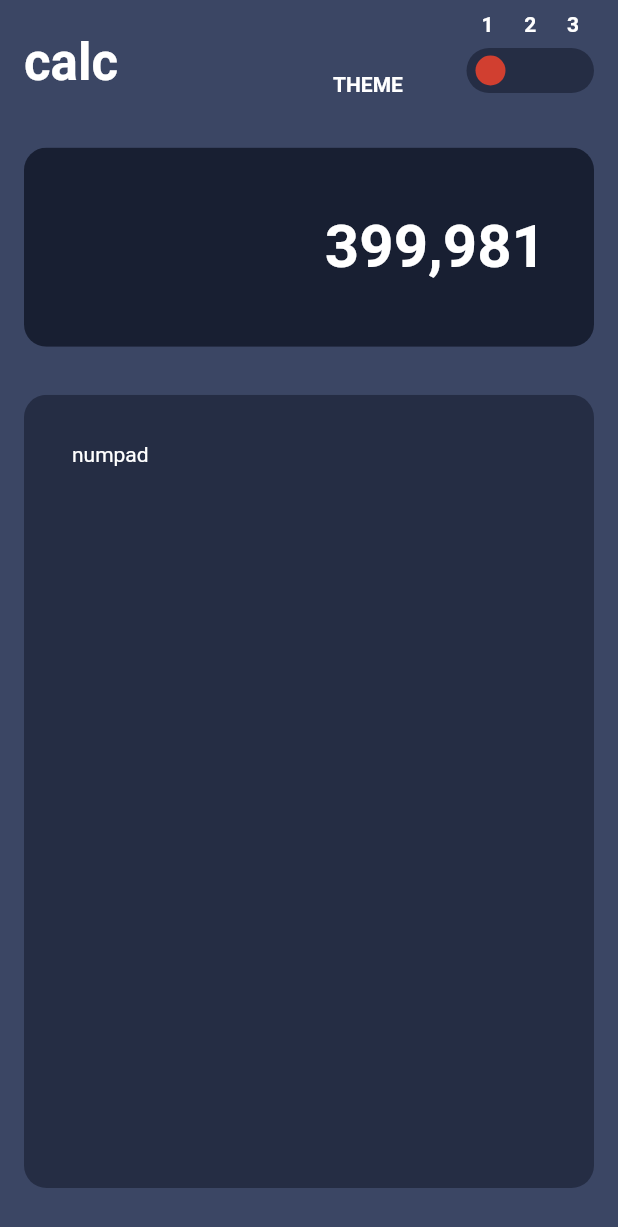
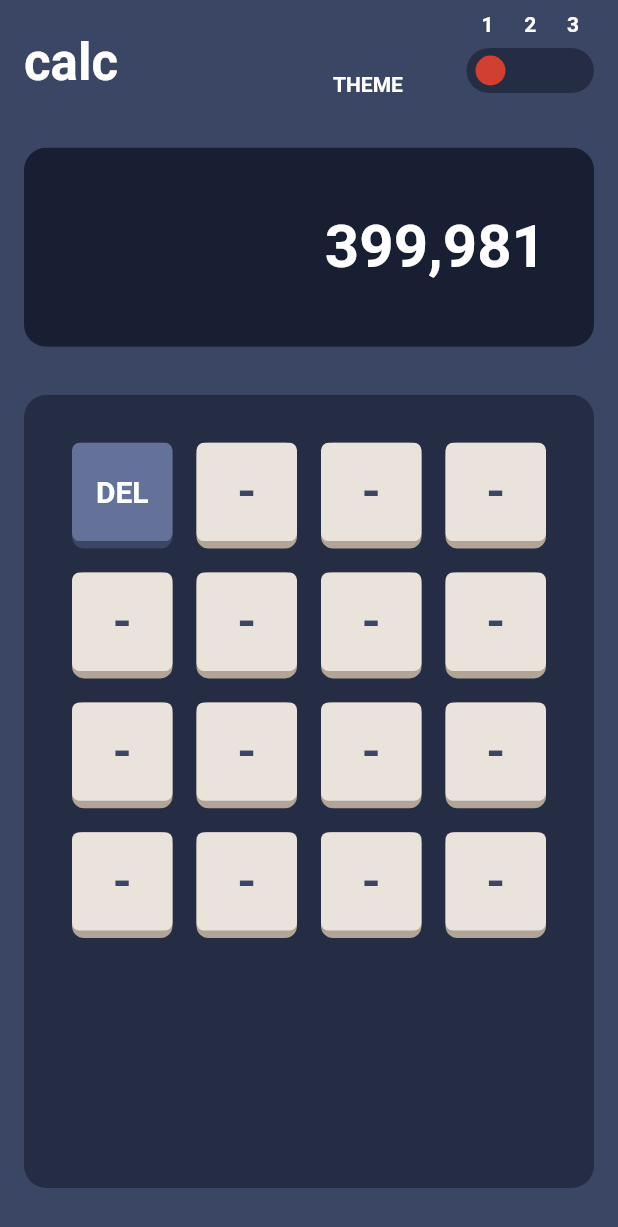
Before and after one commit to jManuel025/calculator_with_provider, a Flutter app: the screen it shows after launch, on a phone screen of 412 x 824 dp. Shown: the top 1227 px of the screen. Run offline on Flutter 3.47's test engine with Material 2 defaults, Android fonts, the phone set to English and light mode, and no system bars; our stand-ins replace google_fonts; Roboto replaces fonts that are missing (Spartan).

Commit message:
feat: numpad keys design

```diff
--- a/lib/src/ui/widgets/number_widget.dart
+++ /dev/null
@@ -1,10 +0,0 @@
-import 'package:flutter/material.dart';
-
-class Number extends StatelessWidget {
-  @override
-  Widget build(BuildContext context) {
-    return Container(
-      child: Text('numero'),
-    );
-  }
-}
--- /dev/null
+++ b/lib/src/ui/widgets/numpad_key_widget.dart
@@ -0,0 +1,61 @@
+import 'package:calculator_with_provider/src/utils/Palette.dart';
+import 'package:flutter/material.dart';
+
+enum Type { number, action, result }
+
+class NumpadKey extends StatelessWidget {
+  final String? keyChar;
+  final Type type;
+
+  NumpadKey({
+    this.keyChar,
+    this.type = Type.number,
+  });
+
+  @override
+  Widget build(BuildContext context) {
+    return Stack(
+      children: [_keypadShadow(type), _keypadNumber(context, type)],
+    );
+  }
+
+  Container _keypadShadow(Type type) {
+    return Container(
+      width: double.maxFinite,
+      height: double.maxFinite,
+      decoration: ShapeDecoration(
+        color: type == Type.number
+            ? Palette.surface[200]
+            : type == Type.action
+                ? Palette.primary[200]
+                : Palette.accent[200],
+        shape: RoundedRectangleBorder(
+          borderRadius: BorderRadius.circular(8.0),
+        ),
+      ),
+    );
+  }
+
+  Container _keypadNumber(BuildContext context, Type type) {
+    return Container(
+      margin: EdgeInsets.only(bottom: 5.0),
+      alignment: Alignment.center,
+      decoration: ShapeDecoration(
+        color: type == Type.number
+            ? Palette.surface[100]
+            : type == Type.action
+                ? Palette.primary[100]
+                : Palette.accent[100],
+        shape: RoundedRectangleBorder(
+          borderRadius: BorderRadius.circular(5.0),
+        ),
+      ),
+      child: Text(
+        keyChar ?? '-',
+        style: type == Type.number
+            ? Theme.of(context).textTheme.headline5
+            : Theme.of(context).textTheme.headline6,
+      ),
+    );
+  }
+}
--- a/lib/src/ui/widgets/numpad_widget.dart
+++ b/lib/src/ui/widgets/numpad_widget.dart
@@ -1,3 +1,4 @@
+import 'package:calculator_with_provider/src/ui/widgets/numpad_key_widget.dart';
 import 'package:flutter/material.dart';
 
 class Numpad extends StatelessWidget {
@@ -9,9 +10,35 @@ class Numpad extends StatelessWidget {
         borderRadius: BorderRadius.circular(15.0),
         child: Container(
           padding: EdgeInsets.all(32.0),
-          width: double.infinity,
+          width: double.maxFinite,
           color: Theme.of(context).primaryColor,
-          child: Text('numpad'),
+          child: GridView.count(
+            crossAxisCount: 4,
+            crossAxisSpacing: 16.0,
+            mainAxisSpacing: 16.0,
+            childAspectRatio: .95,
+            children: [
+              NumpadKey(
+                keyChar: 'DEL',
+                type: Type.action,
+              ),
+              NumpadKey(),
+              NumpadKey(),
+              NumpadKey(),
+              NumpadKey(),
+              NumpadKey(),
+              NumpadKey(),
+              NumpadKey(),
+              NumpadKey(),
+              NumpadKey(),
+              NumpadKey(),
+              NumpadKey(),
+              NumpadKey(),
+              NumpadKey(),
+              NumpadKey(),
+              NumpadKey(),
+            ],
+          ),
         ),
       ),
     );
--- /dev/null
+++ b/lib/src/utils/CustomTextTheme.dart
@@ -0,0 +1,35 @@
+import 'package:flutter/material.dart';
+import 'package:google_fonts/google_fonts.dart';
+import 'Palette.dart';
+
+class CustomTextTheme {
+  static TextTheme get lightTheme {
+    return TextTheme(
+      headline3: GoogleFonts.spartan(
+        fontSize: 40.0,
+        fontWeight: FontWeight.w700,
+        color: Palette.surface[50],
+      ),
+      headline4: GoogleFonts.spartan(
+        fontWeight: FontWeight.w700,
+        color: Palette.surface[50],
+      ),
+      // numpad number keys text color
+      headline5: GoogleFonts.spartan(
+        fontWeight: FontWeight.w700,
+        fontSize: 32.5,
+        color: Palette.primary[200],
+      ),
+      // numpad other keys text color
+      headline6: GoogleFonts.spartan(
+        fontWeight: FontWeight.w700,
+        fontSize: 20,
+        color: Palette.surface[50],
+      ),
+      bodyText1: GoogleFonts.spartan(
+        fontWeight: FontWeight.w700,
+        color: Palette.surface[50],
+      ),
+    );
+  }
+}
--- a/lib/src/utils/CustomTheme.dart
+++ b/lib/src/utils/CustomTheme.dart
@@ -1,6 +1,6 @@
+import 'package:calculator_with_provider/src/utils/CustomTextTheme.dart';
 import 'package:calculator_with_provider/src/utils/Palette.dart';
 import 'package:flutter/material.dart';
-import 'package:google_fonts/google_fonts.dart';
 
 class CustomTheme {
   static ThemeData get lightTheme {
@@ -11,21 +11,6 @@ class CustomTheme {
         primaryColorLight: Palette.primary[100],
         accentColor: Palette.accent[100],
         backgroundColor: Palette.primary[200],
-      textTheme: TextTheme(
-        headline3: GoogleFonts.spartan(
-          fontSize: 40.0,
-          fontWeight: FontWeight.w700,
-          color: Palette.surface[50],
-        ),
-        headline4: GoogleFonts.spartan(
-          fontWeight: FontWeight.w700,
-          color: Palette.surface[50],
-        ),
-        bodyText1: GoogleFonts.spartan(
-          fontWeight: FontWeight.w700,
-          color: Palette.surface[50],
-        ),
-      ),
-    );
+        textTheme: CustomTextTheme.lightTheme);
   }
 }
```
Also changed, not shown: lib/src/ui/widgets/toggleSwitchDesign.png (deleted). Lines whose indentation alone changed are shown as unchanged.
